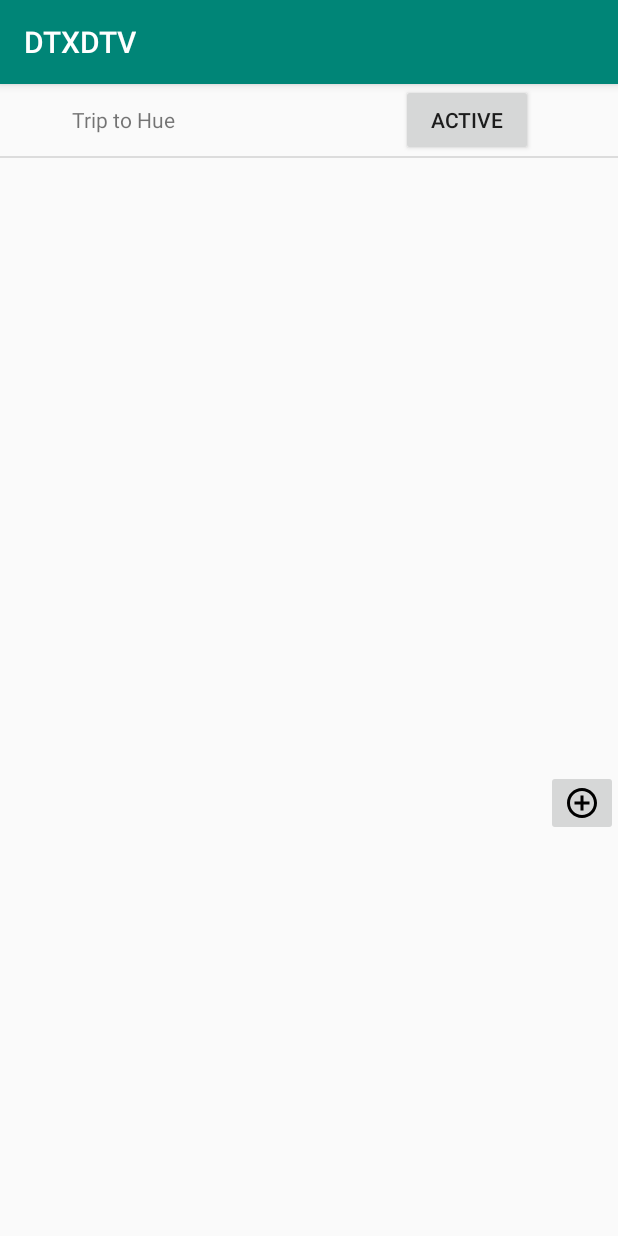
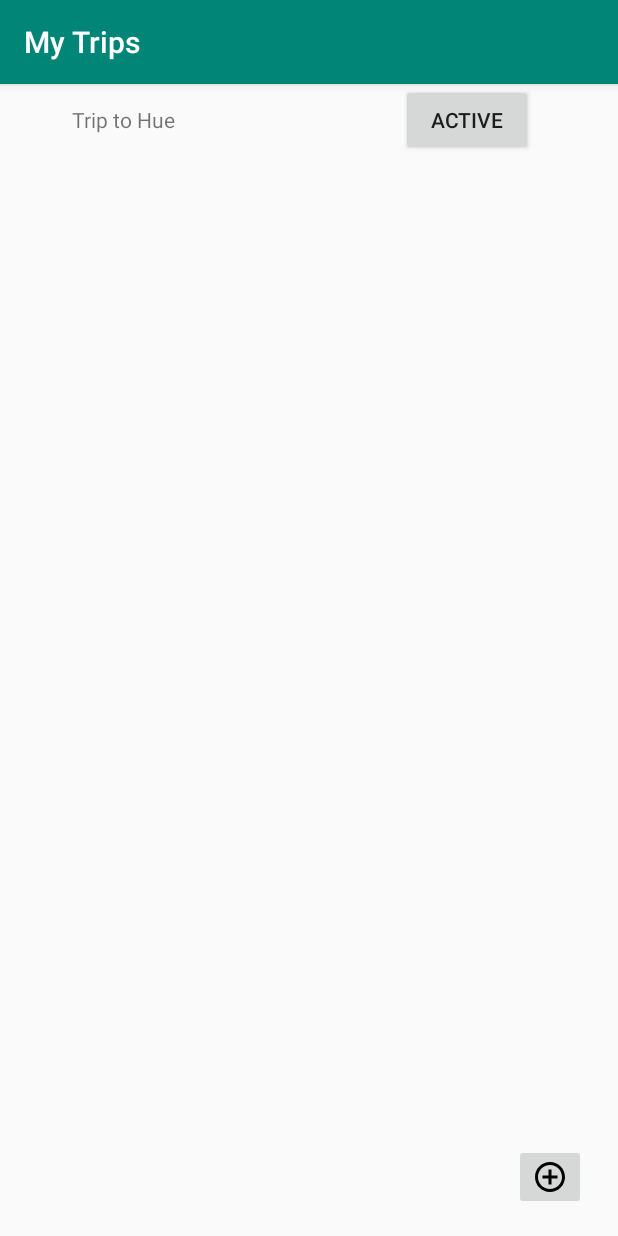
Before and after one commit to htn274/dtxdtv, an Android app: the Trips screen opened directly, with no data from a screen before it, on a phone screen of 412 x 824 dp. Run offline under Robolectric (Android 15) with nearby library versions, the phone set to English and light mode, and no system bars.

Commit message:
fix trip group

```diff
--- a/app/src/main/java/com/example/thiennu/dtxdtv/TripListAdapter.java
+++ b/app/src/main/java/com/example/thiennu/dtxdtv/TripListAdapter.java
@@ -30,6 +30,7 @@ public class TripListAdapter extends ArrayAdapter<TripInfo> {
             convertView = LayoutInflater.from(this.mContext).inflate(R.layout.trip_info, parent, false);
             viewHolder = new ViewHolder();
             viewHolder.tripName = (TextView) convertView.findViewById(R.id.tripName);
+            convertView.setTag(viewHolder);
         }
         else{
             viewHolder = (ViewHolder) convertView.getTag();
--- a/app/src/main/java/com/example/thiennu/dtxdtv/Trips.java
+++ b/app/src/main/java/com/example/thiennu/dtxdtv/Trips.java
@@ -6,6 +6,7 @@ import android.os.Bundle;
 import android.view.View;
 import android.widget.AdapterView;
 import android.widget.ListView;
+import android.widget.Toast;
 
 import java.util.ArrayList;
 
@@ -17,6 +18,7 @@ public class Trips extends AppCompatActivity {
     protected void onCreate(Bundle savedInstanceState) {
         super.onCreate(savedInstanceState);
         setContentView(R.layout.activity_trips);
+        getSupportActionBar().setTitle("My Trips");
         tripList = new ArrayList<>();
         tripList.add(new TripInfo("Trip to Hue"));
         lvTrips = (ListView) findViewById(R.id.lvTrips);
@@ -25,7 +27,9 @@ public class Trips extends AppCompatActivity {
         lvTrips.setOnItemClickListener(new AdapterView.OnItemClickListener() {
             @Override
             public void onItemClick(AdapterView<?> parent, View view, int position, long id) {
+                Toast.makeText(getApplicationContext(), String.valueOf(position),Toast.LENGTH_LONG).show();
                 Intent intent = new Intent(getApplicationContext(), groupTrip.class);
+
                 startActivity(intent);
             }
         });
--- a/app/src/main/res/layout/activity_login.xml
+++ b/app/src/main/res/layout/activity_login.xml
@@ -44,7 +44,7 @@
         tools:layout_editor_absoluteX="100dp"
         tools:layout_editor_absoluteY="298dp"
         android:id="@+id/editText_password"
-        android:inputType="text"/>
+        android:inputType="textPassword"/>
 
     <Button
         android:layout_width="match_parent"
--- a/app/src/main/res/layout/activity_trips.xml
+++ b/app/src/main/res/layout/activity_trips.xml
@@ -1,5 +1,5 @@
 <?xml version="1.0" encoding="utf-8"?>
-<LinearLayout xmlns:android="http://schemas.android.com/apk/res/android"
+<RelativeLayout xmlns:android="http://schemas.android.com/apk/res/android"
     xmlns:app="http://schemas.android.com/apk/res-auto"
     xmlns:tools="http://schemas.android.com/tools"
     android:layout_width="match_parent"
@@ -8,15 +8,18 @@
     android:orientation="vertical">
 
     <ListView
+        android:id="@+id/lvTrips"
         android:layout_width="match_parent"
-        android:layout_height="457dp"
-        android:id="@+id/lvTrips">
-    </ListView>
+        android:layout_height="wrap_content"></ListView>
+
     <ImageButton
         android:layout_width="wrap_content"
         android:layout_height="wrap_content"
-        android:src="@drawable/ic_add"
+        android:layout_alignParentEnd="true"
+        android:layout_alignParentBottom="true"
         android:layout_gravity="right"
+        android:layout_marginEnd="21dp"
+        android:layout_marginBottom="17dp"
         android:onClick="addGroup"
-        />
-</LinearLayout>
+        android:src="@drawable/ic_add" />
+</RelativeLayout>
--- a/app/src/main/res/layout/trip_info.xml
+++ b/app/src/main/res/layout/trip_info.xml
@@ -2,11 +2,13 @@
 <LinearLayout
     xmlns:android="http://schemas.android.com/apk/res/android" android:layout_width="match_parent"
     android:layout_height="match_parent"
-    android:orientation="horizontal">
+    android:orientation="horizontal"
+    android:descendantFocusability="blocksDescendants">
 
     <ImageView
         android:layout_width="48dp"
-        android:layout_height="48dp"/>
+        android:layout_height="48dp"
+        android:id="@+id/tripImage"/>
 
     <TextView
         android:layout_width="wrap_content"
```
